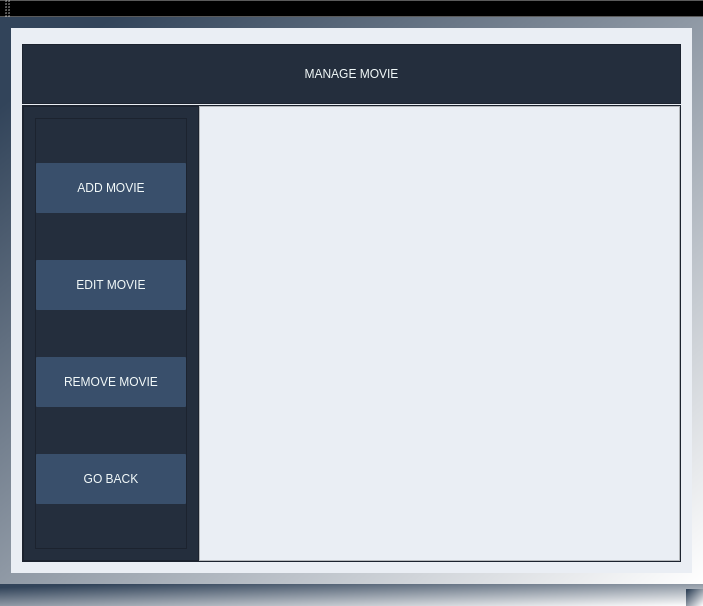
This is MovieTicketManagementSystem/MainWindow.ui in ZuzannaZawartka/movie-ticket-management-system as Qt 5 draws it before an edit. The edited form follows.
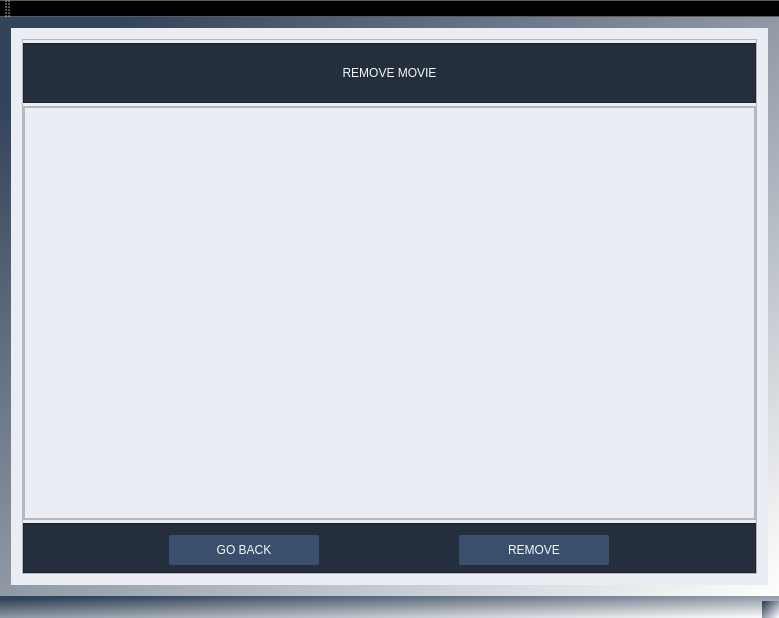
This is the edited form. The open tabs and pages were chosen to show the change.

Commit message: refactor: added remove movie window

What changed in the file:
```diff
--- a/MovieTicketManagementSystem/MainWindow.ui
+++ b/MovieTicketManagementSystem/MainWindow.ui
@@ -6,8 +6,8 @@
    <rect>
     <x>0</x>
     <y>0</y>
-    <width>703</width>
-    <height>606</height>
+    <width>779</width>
+    <height>618</height>
    </rect>
   </property>
   <property name="windowTitle">
@@ -299,6 +299,213 @@
         </item>
        </layout>
       </widget>
+      <widget class="QWidget" name="removeMovieWindow">
+       <layout class="QGridLayout" name="gridLayout_7">
+        <item row="0" column="0">
+         <widget class="QFrame" name="mainBodyRemoveMovie">
+          <property name="frameShape">
+           <enum>QFrame::Shape::StyledPanel</enum>
+          </property>
+          <property name="frameShadow">
+           <enum>QFrame::Shadow::Raised</enum>
+          </property>
+          <layout class="QVBoxLayout" name="verticalLayout_19">
+           <property name="spacing">
+            <number>3</number>
+           </property>
+           <property name="leftMargin">
+            <number>0</number>
+           </property>
+           <property name="topMargin">
+            <number>3</number>
+           </property>
+           <property name="rightMargin">
+            <number>0</number>
+           </property>
+           <property name="bottomMargin">
+            <number>0</number>
+           </property>
+           <item>
+            <widget class="QFrame" name="headerRemoveMovie">
+             <property name="minimumSize">
+              <size>
+               <width>0</width>
+               <height>60</height>
+              </size>
+             </property>
+             <property name="maximumSize">
+              <size>
+               <width>16777215</width>
+               <height>60</height>
+              </size>
+             </property>
+             <property name="styleSheet">
+              <string notr="true">
+background-color: rgb(36, 46, 61);</string>
+             </property>
+             <property name="frameShape">
+              <enum>QFrame::Shape::StyledPanel</enum>
+             </property>
+             <property name="frameShadow">
+              <enum>QFrame::Shadow::Raised</enum>
+             </property>
+             <layout class="QGridLayout" name="gridLayout_9">
+              <property name="leftMargin">
+               <number>0</number>
+              </property>
+              <property name="topMargin">
+               <number>0</number>
+              </property>
+              <property name="rightMargin">
+               <number>0</number>
+              </property>
+              <property name="bottomMargin">
+               <number>0</number>
+              </property>
+              <property name="spacing">
+               <number>0</number>
+              </property>
+              <item row="0" column="0">
+               <widget class="QLabel" name="titleRemoveMovie">
+                <property name="styleSheet">
+                 <string notr="true">font: 900 20pt &quot;Source Sans Pro Black&quot;;
+color: rgb(243, 250, 250);
+background-color: rgb(36, 46, 61);</string>
+                </property>
+                <property name="text">
+                 <string>REMOVE MOVIE</string>
+                </property>
+                <property name="alignment">
+                 <set>Qt::AlignmentFlag::AlignCenter</set>
+                </property>
+               </widget>
+              </item>
+             </layout>
+            </widget>
+           </item>
+           <item>
+            <widget class="QFrame" name="mainBodyRemoveMovieFrame">
+             <property name="frameShape">
+              <enum>QFrame::Shape::StyledPanel</enum>
+             </property>
+             <property name="frameShadow">
+              <enum>QFrame::Shadow::Raised</enum>
+             </property>
+             <layout class="QGridLayout" name="gridLayout_8">
+              <property name="leftMargin">
+               <number>0</number>
+              </property>
+              <property name="topMargin">
+               <number>0</number>
+              </property>
+              <property name="rightMargin">
+               <number>0</number>
+              </property>
+              <property name="bottomMargin">
+               <number>0</number>
+              </property>
+              <property name="spacing">
+               <number>0</number>
+              </property>
+              <item row="0" column="0">
+               <widget class="QListView" name="removeMovieListView">
+                <property name="editTriggers">
+                 <set>QAbstractItemView::EditTrigger::NoEditTriggers</set>
+                </property>
+                <property name="selectionBehavior">
+                 <enum>QAbstractItemView::SelectionBehavior::SelectRows</enum>
+                </property>
+                <property name="selectionRectVisible">
+                 <bool>true</bool>
+                </property>
+               </widget>
+              </item>
+             </layout>
+            </widget>
+           </item>
+           <item>
+            <widget class="QFrame" name="menuRemoveMovie">
+             <property name="minimumSize">
+              <size>
+               <width>0</width>
+               <height>50</height>
+              </size>
+             </property>
+             <property name="maximumSize">
+              <size>
+               <width>16777215</width>
+               <height>50</height>
+              </size>
+             </property>
+             <property name="styleSheet">
+              <string notr="true">
+background-color: rgb(36, 46, 61);</string>
+             </property>
+             <property name="frameShape">
+              <enum>QFrame::Shape::StyledPanel</enum>
+             </property>
+             <property name="frameShadow">
+              <enum>QFrame::Shadow::Raised</enum>
+             </property>
+             <layout class="QHBoxLayout" name="horizontalLayout_6">
+              <item>
+               <widget class="QPushButton" name="pushButton">
+                <property name="minimumSize">
+                 <size>
+                  <width>0</width>
+                  <height>30</height>
+                 </size>
+                </property>
+                <property name="maximumSize">
+                 <size>
+                  <width>150</width>
+                  <height>30</height>
+                 </size>
+                </property>
+                <property name="styleSheet">
+                 <string notr="true">color: rgb(243, 250, 250);
+font: 10pt &quot;Franklin Gothic Demi&quot;;
+border-radius: 1px;
+background-color: rgb(57, 79, 107);</string>
+                </property>
+                <property name="text">
+                 <string>GO BACK</string>
+                </property>
+               </widget>
+              </item>
+              <item>
+               <widget class="QPushButton" name="pushButton_2">
+                <property name="minimumSize">
+                 <size>
+                  <width>150</width>
+                  <height>30</height>
+                 </size>
+                </property>
+                <property name="maximumSize">
+                 <size>
+                  <width>150</width>
+                  <height>30</height>
+                 </size>
+                </property>
+                <property name="styleSheet">
+                 <string notr="true">color: rgb(243, 250, 250);
+font: 10pt &quot;Franklin Gothic Demi&quot;;
+border-radius: 1px;
+background-color: rgb(57, 79, 107);</string>
+                </property>
+                <property name="text">
+                 <string>REMOVE</string>
+                </property>
+               </widget>
+              </item>
+             </layout>
+            </widget>
+           </item>
+          </layout>
+         </widget>
+        </item>
+       </layout>
+      </widget>
       <widget class="QWidget" name="manageMovieWindow">
        <layout class="QVBoxLayout" name="verticalLayout">
         <item>
```
Left out of the diff: 67 changed lines with no effect on the pictures. The commit also changes 3 other files.
